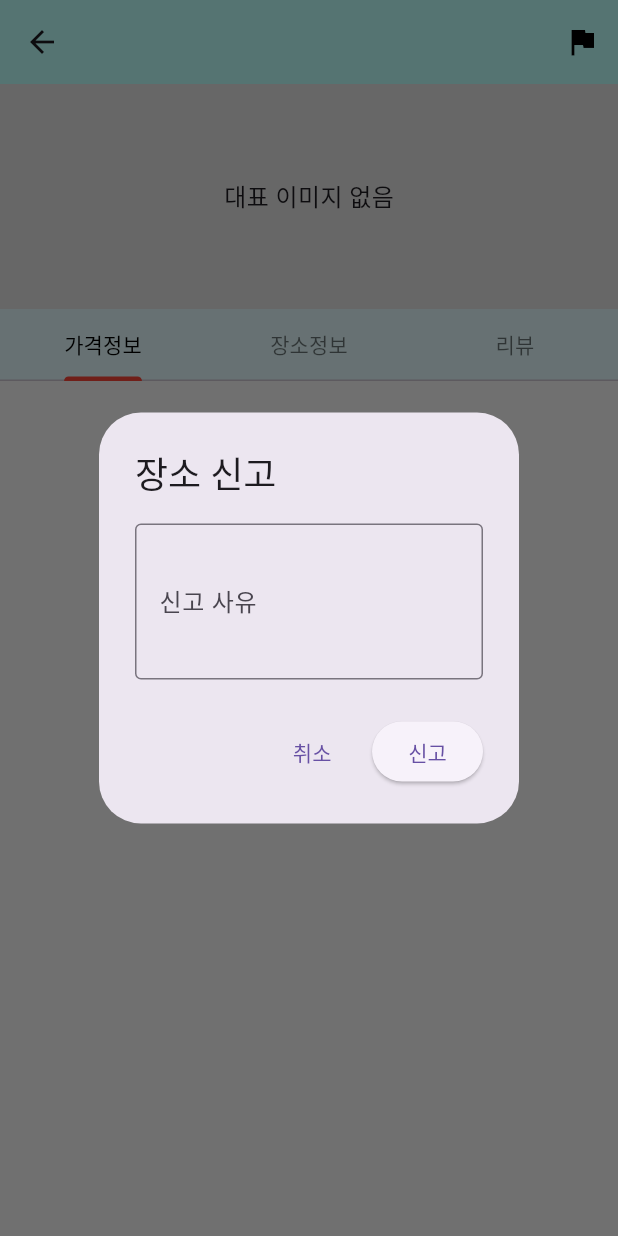
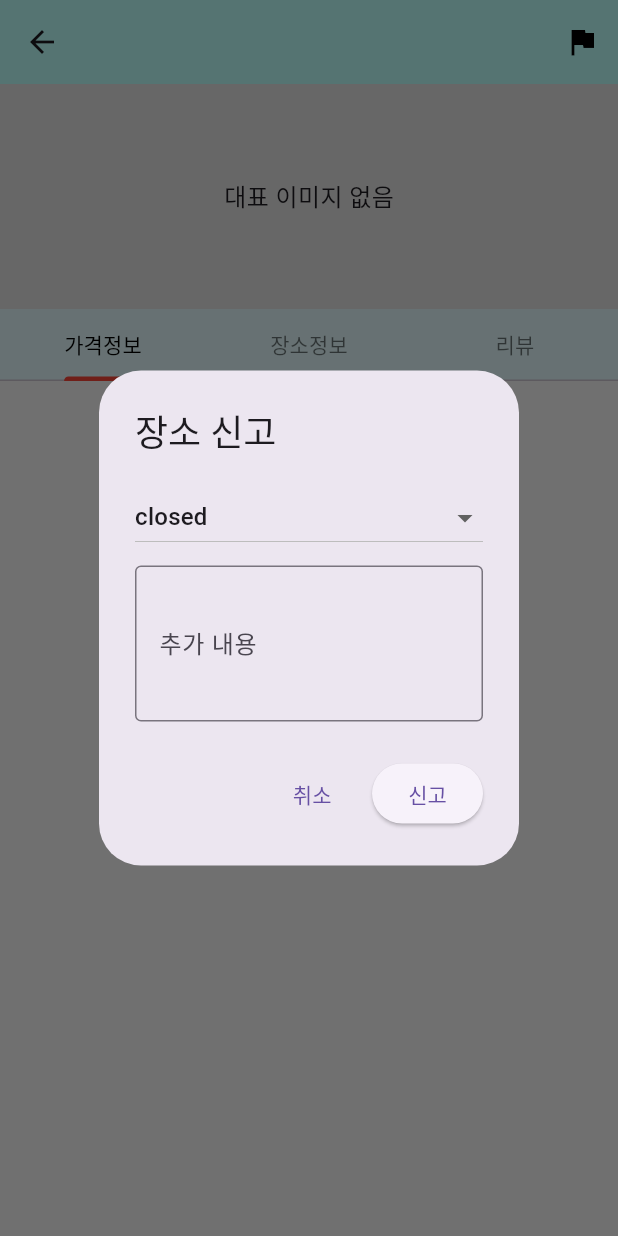
Before and after one commit to hoyoung13/dateapp_new, a Flutter app: the PlaceInPageUIOnly screen opened directly with empty values, after a tap on the "flag" icon, on a phone screen of 412 x 824 dp. Run offline on Flutter 3.47's test engine with Material 3 defaults, Android fonts, the light colour scheme and no system bars; our stand-ins replace flutter_dotenv, flutter_typeahead, geolocator, image_picker, shared_preferences; missing offline and left inert: flutter_naver_map, kakao_flutter_sdk_user, time_picker_spinner; accounts and stored records are empty; network calls fail.

Commit message:
Add report category selection and backend support

```diff
--- a/lib/admin_place_reports_page.dart
+++ b/lib/admin_place_reports_page.dart
@@ -83,7 +83,8 @@
               final item = items[index] as Map<String, dynamic>;
               return ListTile(
                 title: Text(item['place_name'] ?? ''),
-                subtitle: Text(item['reason'] ?? ''),
+                subtitle: Text(
+                    '${item['category'] ?? ''} - ${item['reason'] ?? ''}'),
                 trailing: Row(
                   mainAxisSize: MainAxisSize.min,
                   children: [
--- a/lib/foodplace.dart
+++ b/lib/foodplace.dart
@@ -12,6 +12,17 @@
 import 'review_write_page.dart';
 import 'constants.dart';
 import 'user_provider.dart';
+
+const List<String> _reportCategories = [
+  'closed',
+  'wrong address',
+  'wrong category',
+  'wrong hours',
+  'wrong phone',
+  'wrong menu/price',
+  'wrong photo',
+  'other',
+];
 
 class PlaceInPageUIOnly extends StatefulWidget {
   // 다른 화면에서 'place_name', 'images', 'description', 'operating_hours', 'phone', 'address', 'main_category', 'sub_category', 'hashtags' 등 UI에 필요한 데이터를 넘긴다고 가정
@@ -528,33 +539,58 @@
             IconButton(
               icon: const Icon(Icons.flag, color: Colors.black),
               onPressed: () {
-                final TextEditingController reasonCtrl =
-                    TextEditingController();
+                final TextEditingController reasonCtrl = TextEditingController();
+                String selectedCategory = _reportCategories.first;
                 showDialog(
                   context: context,
                   builder: (ctx) {
+                    return StatefulBuilder(
+                      builder: (dialogCtx, setState) {
                         return AlertDialog(
                           title: const Text('장소 신고'),
-                      content: TextField(
+                          content: Column(
+                            mainAxisSize: MainAxisSize.min,
+                            children: [
+                              DropdownButton<String>(
+                                isExpanded: true,
+                                value: selectedCategory,
+                                items: _reportCategories
+                                    .map((c) => DropdownMenuItem(
+                                          value: c,
+                                          child: Text(c),
+                                        ))
+                                    .toList(),
+                                onChanged: (val) {
+                                  if (val != null) {
+                                    setState(() => selectedCategory = val);
+                                  }
+                                },
+                              ),
+                              const SizedBox(height: 8),
+                              TextField(
                                 controller: reasonCtrl,
                                 decoration: const InputDecoration(
-                          labelText: '신고 사유',
+                                  labelText: '추가 내용',
                                   border: OutlineInputBorder(),
                                 ),
                                 maxLines: 3,
                               ),
+                            ],
+                          ),
                           actions: [
                             TextButton(
-                          onPressed: () => Navigator.pop(ctx),
+                              onPressed: () => Navigator.pop(dialogCtx),
                               child: const Text('취소'),
                             ),
                             ElevatedButton(
                               onPressed: () async {
-                            final userId = context.read<UserProvider>().userId;
+                                final userId =
+                                    context.read<UserProvider>().userId;
                                 if (userId == null) {
-                              Navigator.pop(ctx);
+                                  Navigator.pop(dialogCtx);
                                   ScaffoldMessenger.of(context).showSnackBar(
-                                  const SnackBar(content: Text('로그인이 필요합니다.')));
+                                      const SnackBar(
+                                          content: Text('로그인이 필요합니다.')));
                                   return;
                                 }
                                 final uri = Uri.parse(
@@ -564,10 +600,11 @@
                                   headers: {'Content-Type': 'application/json'},
                                   body: jsonEncode({
                                     'user_id': userId,
-                                'reason': reasonCtrl.text
+                                    'category': selectedCategory,
+                                    'reason': reasonCtrl.text,
                                   }),
                                 );
-                            Navigator.pop(ctx);
+                                Navigator.pop(dialogCtx);
                                 if (resp.statusCode == 201) {
                                   ScaffoldMessenger.of(context).showSnackBar(
                                       const SnackBar(
@@ -575,13 +612,15 @@
                                 } else {
                                   ScaffoldMessenger.of(context).showSnackBar(
                                       SnackBar(
-                                      content:
-                                          Text('신고 실패: ${resp.statusCode}')));
+                                          content: Text(
+                                              '신고 실패: ${resp.statusCode}')));
                                 }
                               },
                               child: const Text('신고'),
                             ),
                           ],
+                        );
+                      },
                     );
                   },
                 );
```
Also changed, not shown: 1 other file. Lines whose indentation alone changed are shown as unchanged.
